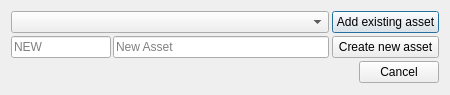
Qt form Ramses/addassetdialog.ui (RxLaboratory/Ramses) before a commit.
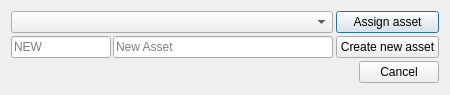
The same form after that commit.

Commit message: unassign assets

Patch:
```diff
--- a/Ramses/addassetdialog.ui
+++ b/Ramses/addassetdialog.ui
@@ -38,7 +38,7 @@
         </size>
        </property>
        <property name="text">
-        <string>Add existing asset</string>
+        <string>Assign asset</string>
        </property>
       </widget>
      </item>
```
The commit also changes 15 other files.
